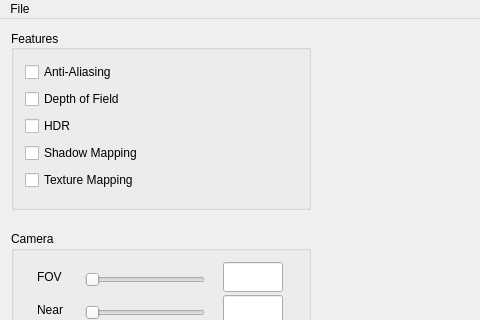
This is ui/mainwindow.ui in GEoURo/cs123-final as Qt 5 draws it before an edit; both pictures show x 0 to 480 and y 0 to 320 of the 1091 by 971 pixel window. The edited form follows.
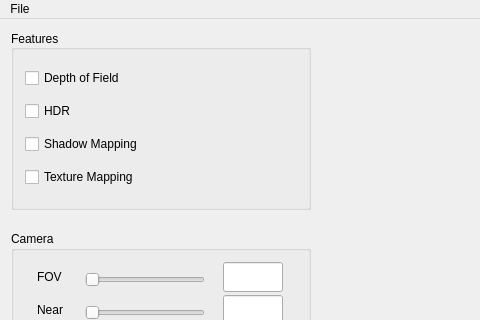
This is the edited form. Custom widgets are drawn as their Qt base class.

Commit message: remove anti-aliasing checkbox

Patch:
```diff
--- a/ui/mainwindow.ui
+++ b/ui/mainwindow.ui
@@ -44,19 +44,6 @@
          <set>Qt::AlignLeading|Qt::AlignLeft|Qt::AlignVCenter</set>
         </property>
         <layout class="QVBoxLayout" name="verticalLayout_3">
-         <item>
-          <widget class="QCheckBox" name="antiAliasing">
-           <property name="sizePolicy">
-            <sizepolicy hsizetype="Minimum" vsizetype="Fixed">
-             <horstretch>0</horstretch>
-             <verstretch>0</verstretch>
-            </sizepolicy>
-           </property>
-           <property name="text">
-            <string>Anti-Aliasing</string>
-           </property>
-          </widget>
-         </item>
          <item>
           <widget class="QCheckBox" name="depthOfField">
            <property name="text">
```
Left out of the diff: 2 changed lines with no effect on the pictures. The commit also changes 1 other file.
